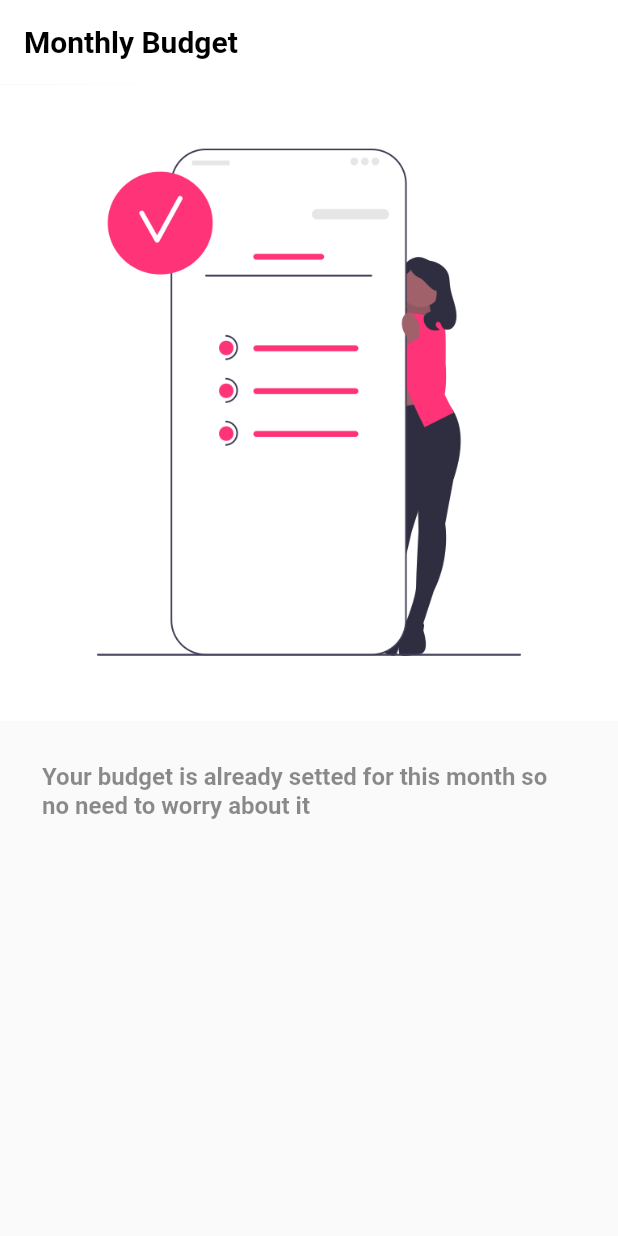
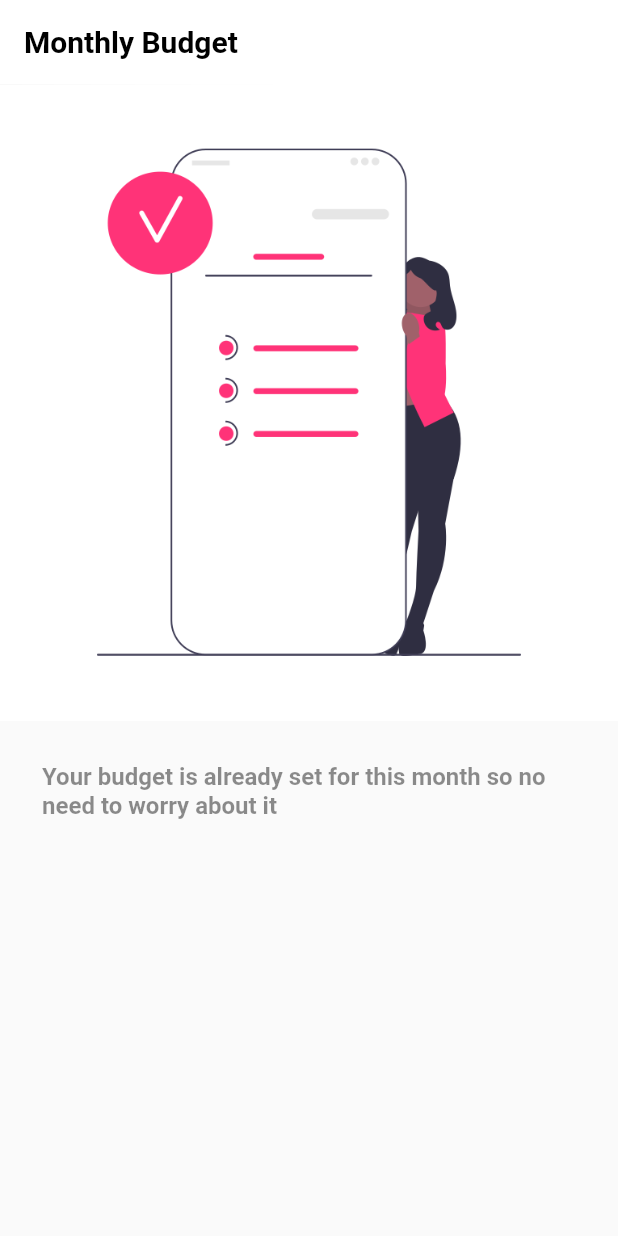
Before and after one commit to nimalchrist/Budget_Buddy, a Flutter app: the RootApp screen opened directly with empty values, item 4 of the bottom bar chosen, after a tap on "Set now", on a phone screen of 412 x 824 dp. Run offline on Flutter 3.47's test engine with Material 2 defaults, Android fonts, the phone set to English and light mode, and no system bars; our stand-ins replace animated_bottom_navigation_bar, flutter_local_notifications, permission_handler, scrollable_positioned_list, shared_preferences, syncfusion_flutter_charts and 1 more; accounts and stored records are empty; network calls fail.

Commit message:
fomat change

```diff
--- a/budget_buddy/lib/http_Operations/httpServices.dart
+++ b/budget_buddy/lib/http_Operations/httpServices.dart
@@ -1,5 +1,4 @@
 import 'dart:convert';
-import 'package:budget_buddy/main.dart';
 import 'package:budget_buddy/models/CategoryModel.dart';
 import 'package:budget_buddy/models/DailyTransactionModel.dart';
 import 'package:budget_buddy/models/GraphDataModel.dart';
@@ -10,7 +9,7 @@ import 'package:http/http.dart' as http;
 import 'package:shared_preferences/shared_preferences.dart';
 
 class HttpService {
-  final String ip = "192.168.46.221";
+  final String ip = "192.168.180.221";
 
 // get all the posts
   Future<List<DailyTransactionModel>> getDailyTransactions(int userId, String date) async {
--- a/budget_buddy/lib/pages/AddExpensePage.dart
+++ b/budget_buddy/lib/pages/AddExpensePage.dart
@@ -240,7 +240,7 @@ class _AddExpensePageState extends State<AddExpensePage> {
                     _selectDate(context);
                   },
                   style: ButtonStyle(
-                    backgroundColor: MaterialStateProperty.all<Color>(Colors.pink),
+                    backgroundColor: MaterialStateProperty.all<Color>(primary),
                   ),
                   child: const Text(
                     'Select Date',
@@ -287,7 +287,7 @@ class _AddExpensePageState extends State<AddExpensePage> {
                               child: Container(
                                 padding: const EdgeInsets.fromLTRB(10, 10, 10, 10),
                                 decoration: const BoxDecoration(
-                                  color: Colors.pink,
+                                  color: primary,
                                   borderRadius: BorderRadius.all(
                                     Radius.circular(4),
                                   ),
--- a/budget_buddy/lib/pages/DailyTransactionPage.dart
+++ b/budget_buddy/lib/pages/DailyTransactionPage.dart
@@ -162,7 +162,7 @@ class _DailyTransactionPageState extends State<DailyTransactionPage>
                       dayColor: const Color(0xff67727d),
                       dayNameColor: const Color(0xFF333A47),
                       activeDayColor: Colors.white,
-                      activeBackgroundDayColor: Colors.pink,
+                      activeBackgroundDayColor: primary,
                       dotsColor: const Color(0xffffffff),
                       locale: 'en',
                       shrink: true,
--- a/budget_buddy/lib/pages/NotificationsPage.dart
+++ b/budget_buddy/lib/pages/NotificationsPage.dart
@@ -204,7 +204,7 @@ class _NotificationsPageState extends State<NotificationsPage> {
                       leading: const Icon(
                         Icons.notifications,
                         size: 30,
-                        color: Colors.pink,
+                        color: primary,
                       ),
                       title: Text(
                         notification.title!,
--- a/budget_buddy/lib/pages/ProfilePage.dart
+++ b/budget_buddy/lib/pages/ProfilePage.dart
@@ -323,7 +323,7 @@ class _ProfilePageState extends State<ProfilePage> {
                 )
               : const Center(
                   child: CircularProgressIndicator(
-                    color: Colors.pink,
+                    color: primary,
                   ),
                 ),
         ],
--- a/budget_buddy/lib/pages/RootApp.dart
+++ b/budget_buddy/lib/pages/RootApp.dart
@@ -90,7 +90,7 @@ class _RootAppState extends State<RootApp> {
                       ),
                       leading: const Icon(
                         Icons.attach_money,
-                        color: Colors.pink,
+                        color: primary,
                       ),
                     ),
                     _buildListItem(
@@ -119,7 +119,7 @@ class _RootAppState extends State<RootApp> {
                       ),
                       leading: const Icon(
                         Icons.add,
-                        color: Colors.pink,
+                        color: primary,
                       ),
                     ),
                     _buildListItem(
@@ -145,7 +145,7 @@ class _RootAppState extends State<RootApp> {
                       ),
                       leading: const Icon(
                         Icons.category,
-                        color: Colors.pink,
+                        color: primary,
                       ),
                     ),
                   ],
@@ -154,7 +154,7 @@ class _RootAppState extends State<RootApp> {
             },
           );
         },
-        backgroundColor: Colors.pink,
+        backgroundColor: primary,
         child: const Icon(
           Icons.add,
           size: 25,
--- a/budget_buddy/lib/pages/SetBudgetPage.dart
+++ b/budget_buddy/lib/pages/SetBudgetPage.dart
@@ -101,7 +101,7 @@ class _SetBudgetPageState extends State<SetBudgetPage> {
                           _selectDate(context);
                         },
                         style: ButtonStyle(
-                          backgroundColor: MaterialStateProperty.all<Color>(Colors.pink),
+                          backgroundColor: MaterialStateProperty.all<Color>(primary),
                         ),
                         child: const Text(
                           'Select Date',
@@ -152,7 +152,7 @@ class _SetBudgetPageState extends State<SetBudgetPage> {
                               child: Container(
                                 padding: const EdgeInsets.fromLTRB(10, 12, 10, 12),
                                 decoration: const BoxDecoration(
-                                  color: Colors.pink,
+                                  color: primary,
                                   borderRadius: BorderRadius.all(
                                     Radius.circular(4),
                                   ),
@@ -270,7 +270,7 @@ class _SetBudgetPageState extends State<SetBudgetPage> {
                     child: Padding(
                       padding: EdgeInsets.all(28.0),
                       child: Text(
-                        "Your budget is already setted for this month so no need to worry about it",
+                        "Your budget is already set for this month so no need to worry about it",
                         style: TextStyle(
                             fontSize: 16, fontWeight: FontWeight.w600, color: Colors.black45),
                       ),
--- a/budget_buddy/lib/services/NotificationService.dart
+++ b/budget_buddy/lib/services/NotificationService.dart
@@ -80,7 +80,7 @@ class NotificationService {
       "Set BUDGET Now",
       body,
       _scheduleDaily(
-        const Time(9, 30),
+        const Time(10, 40),
       ),
       platformChannelSpecifics,
       androidAllowWhileIdle: true,
```
